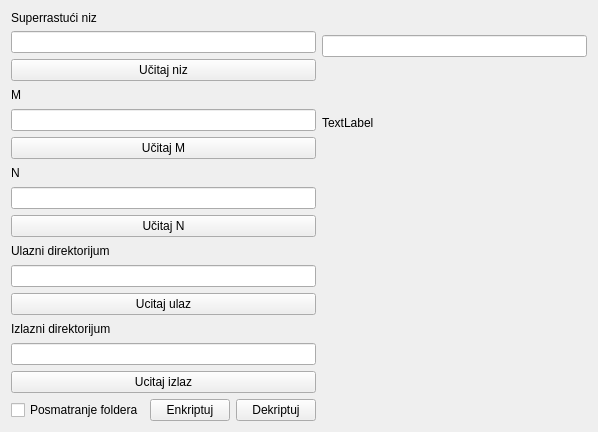
First picture: the form in appgui.ui, repository Pritilender/CryptoLab, before the edit.
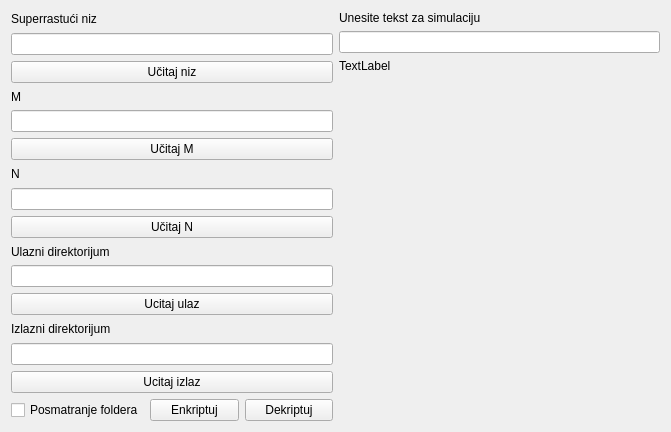
Second picture: the form after the edit.

The edit to the form file:
```diff
--- a/appgui.ui
+++ b/appgui.ui
@@ -9,7 +9,7 @@
    <rect>
     <x>0</x>
     <y>0</y>
-    <width>598</width>
+    <width>671</width>
     <height>432</height>
    </rect>
   </property>
@@ -53,9 +53,6 @@
      </item>
     </layout>
    </item>
-   <item row="0" column="1">
-    <widget class="QLineEdit" name="lineEdit"/>
-   </item>
    <item row="1" column="0">
     <layout class="QVBoxLayout" name="verticalLayout_8">
      <item>
@@ -86,13 +83,6 @@
      </item>
     </layout>
    </item>
-   <item row="1" column="1">
-    <widget class="QLabel" name="label">
-     <property name="text">
-      <string>TextLabel</string>
-     </property>
-    </widget>
-   </item>
    <item row="2" column="0">
     <layout class="QVBoxLayout" name="verticalLayout_7">
      <item>
@@ -202,6 +192,44 @@
      </item>
     </layout>
    </item>
+   <item row="0" column="1" rowspan="3">
+    <layout class="QVBoxLayout" name="verticalLayout_3">
+     <item>
+      <widget class="QLabel" name="label_2">
+       <property name="text">
+        <string>Unesite tekst za simulaciju</string>
+       </property>
+      </widget>
+     </item>
+     <item>
+      <widget class="QLineEdit" name="lineEdit">
+       <property name="maxLength">
+        <number>255</number>
+       </property>
+      </widget>
+     </item>
+     <item>
+      <widget class="QLabel" name="lblOut">
+       <property name="text">
+        <string>TextLabel</string>
+       </property>
+      </widget>
+     </item>
+     <item>
+      <spacer name="verticalSpacer_2">
+       <property name="orientation">
+        <enum>Qt::Vertical</enum>
+       </property>
+       <property name="sizeHint" stdset="0">
+        <size>
+         <width>20</width>
+         <height>40</height>
+        </size>
+       </property>
+      </spacer>
+     </item>
+    </layout>
+   </item>
   </layout>
  </widget>
  <layoutdefault spacing="6" margin="11"/>
```
